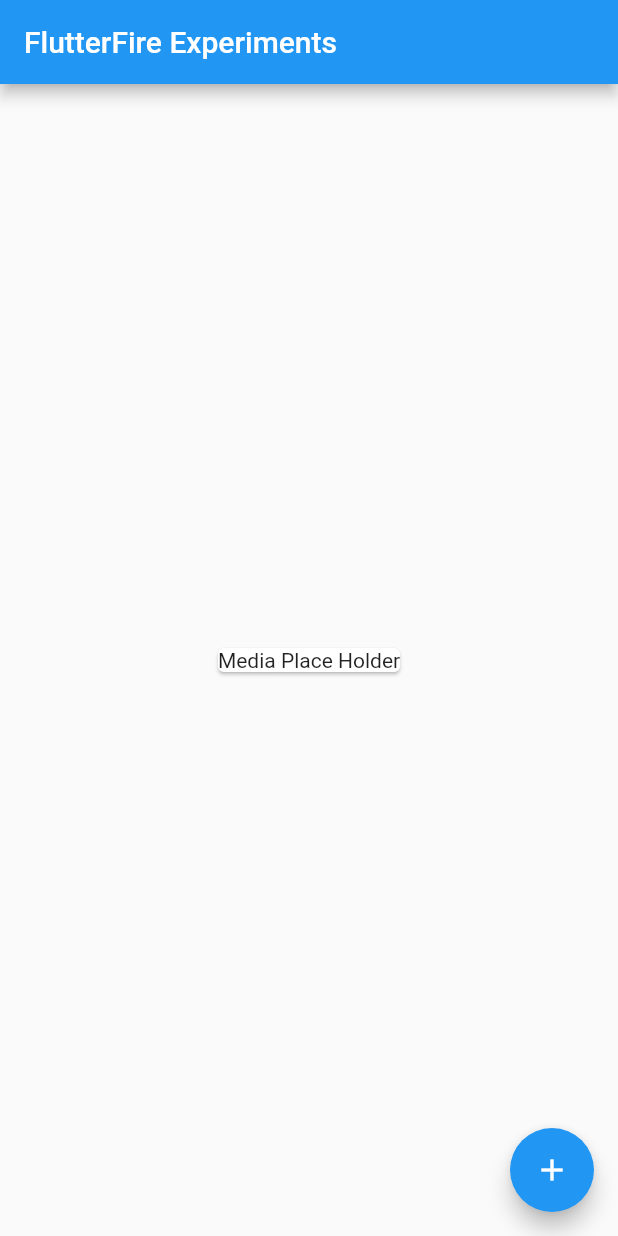
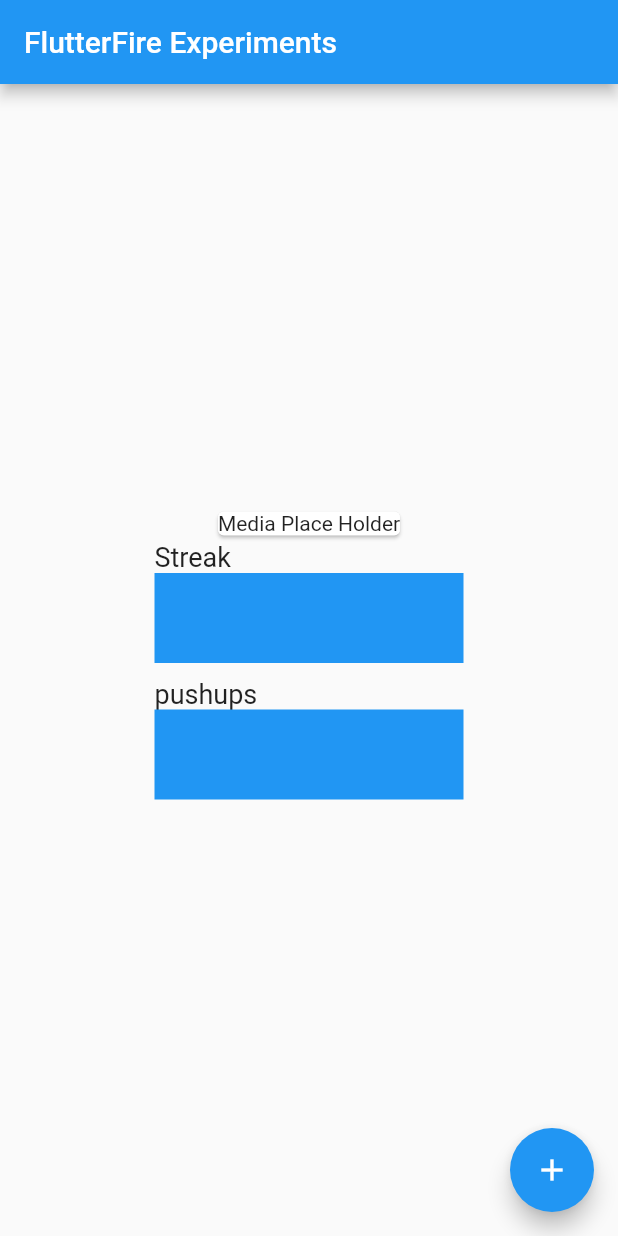
Before and after one commit to ltsimps/FlutterProjects, a Flutter app: the screen it shows after launch, on a phone screen of 412 x 824 dp. Run offline on Flutter 3.47's test engine with Material 2 defaults, Android fonts, the phone set to English and light mode, and no system bars.

Commit message:
Added test streak feature

```diff
--- a/testApp/lib/main.dart
+++ b/testApp/lib/main.dart
@@ -40,7 +40,9 @@ class _MyHomePageState extends State<MyHomePage> {
           children: <Widget>[
             Card(
               child: Text("Media Place Holder"),
-            )
+            ),
+            ChartLine(rate: 0.5, title: "Streak"),
+            ChartLine(rate: 0.5, title: "pushups"),
           ],
         ),
       ),
@@ -52,3 +54,64 @@ class _MyHomePageState extends State<MyHomePage> {
     );
   }
 }
+
+class ChartLine extends StatelessWidget {
+  const ChartLine({
+    Key key,
+    @required this.rate,
+    @required this.title,
+    this.number,
+  })  : assert(title != null),
+        assert(rate != null),
+        assert(rate > 0),
+        assert(rate <= 1),
+        super(key: key);
+
+  final double rate;
+  final String title;
+  final int number;
+
+  @override
+  Widget build(BuildContext context) {
+    return LayoutBuilder(builder: (context, constraints) {
+      final lineWidget = constraints.maxWidth * rate;
+      return Padding(
+        padding: const EdgeInsets.only(bottom: 10.0),
+        child: Column(
+          crossAxisAlignment: CrossAxisAlignment.start,
+          children: [
+            Container(
+              constraints: BoxConstraints(minWidth: lineWidget),
+              child: IntrinsicWidth(
+                child: Row(
+                  mainAxisAlignment: MainAxisAlignment.spaceBetween,
+                  children: [
+                    Text(
+                      title,
+                      style: TextStyle(
+                        fontSize: 18,
+                      ),
+                    ),
+                    if (number != null)
+                      Text(
+                        number.toString(),
+                        style: TextStyle(
+                          fontSize: 18,
+                          fontWeight: FontWeight.bold,
+                        ),
+                      ),
+                  ],
+                ),
+              ),
+            ),
+            Container(
+              color: Colors.blue,
+              height: 60,
+              width: lineWidget,
+            ),
+          ],
+        ),
+      );
+    });
+  }
+}
```
